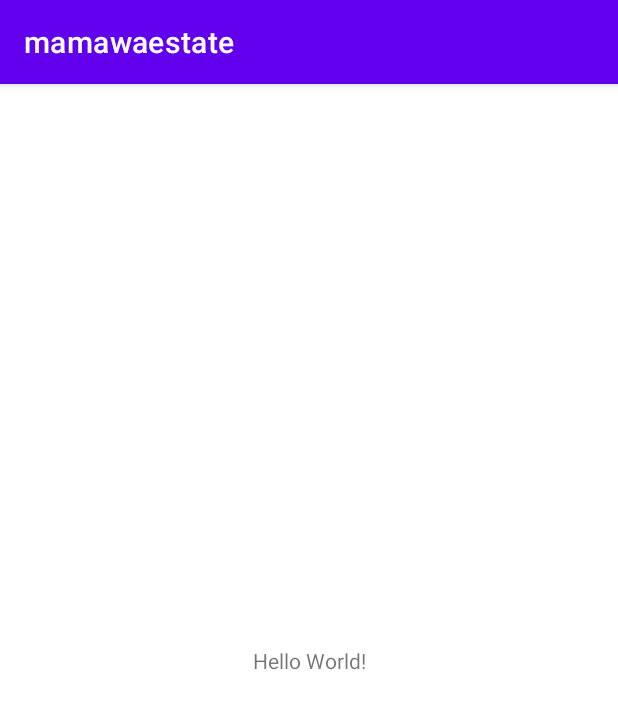
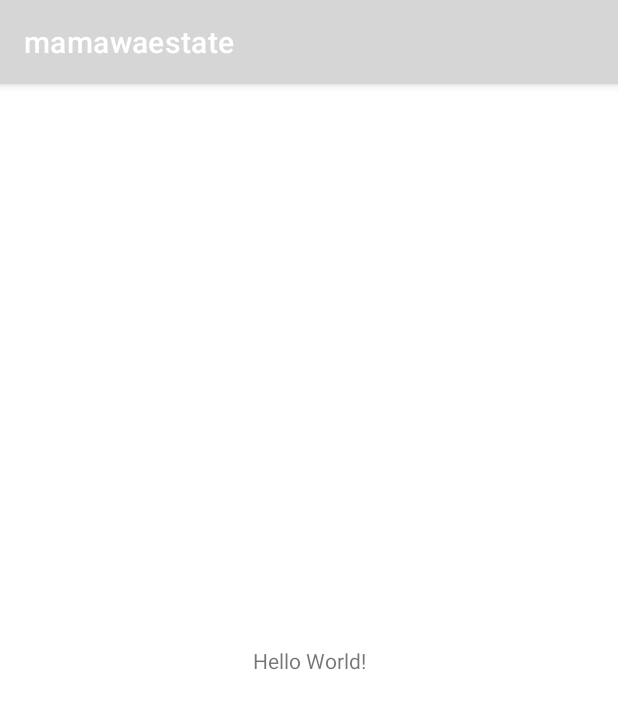
Before and after one commit to KellyEgesa/mama-wa-estate-android, an Android app: the screen it shows after launch (MainActivity), on a phone screen of 412 x 824 dp. Shown: the top 709 px of the screen. Run offline under Robolectric (Android 15) with nearby library versions, the phone set to English and light mode, and no system bars.

Commit message:
Added colours and picture

```diff
--- a/app/src/main/res/values/colors.xml
+++ b/app/src/main/res/values/colors.xml
@@ -1,7 +1,7 @@
 <?xml version="1.0" encoding="utf-8"?>
 <resources>
-    <color name="purple_200">#FFBB86FC</color>
-    <color name="purple_500">#FF6200EE</color>
+    <color name="secondary">#B3DCE8</color>
+    <color name="primary">#f3f3f3</color>
     <color name="purple_700">#FF3700B3</color>
     <color name="teal_200">#FF03DAC5</color>
     <color name="teal_700">#FF018786</color>
```
Also changed, not shown: app/src/main/res/drawable/logo_mama_wa_estate.png (added).
